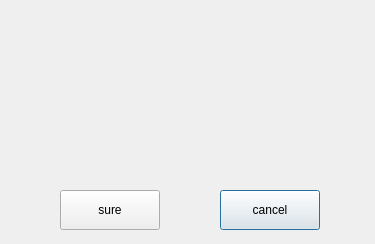
This is qdeletedialog.ui in liaoqingfu/photobrowser as Qt 5 draws it before an edit. The edited form follows.
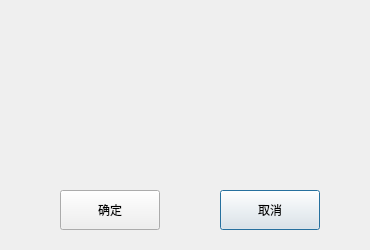
This is the edited form.

The edit to the form file:
```diff
--- a/qdeletedialog.ui
+++ b/qdeletedialog.ui
@@ -6,8 +6,8 @@
    <rect>
     <x>0</x>
     <y>0</y>
-    <width>375</width>
-    <height>244</height>
+    <width>370</width>
+    <height>250</height>
    </rect>
   </property>
   <property name="windowTitle">
@@ -23,7 +23,7 @@
     </rect>
    </property>
    <property name="text">
-    <string>cancel</string>
+    <string>取消</string>
    </property>
   </widget>
   <widget class="QPushButton" name="sureBtn">
@@ -35,8 +35,11 @@
      <height>40</height>
     </rect>
    </property>
+   <property name="styleSheet">
+    <string notr="true"/>
+   </property>
    <property name="text">
-    <string>sure</string>
+    <string>确定</string>
    </property>
   </widget>
   <widget class="QLabel" name="label">
```
